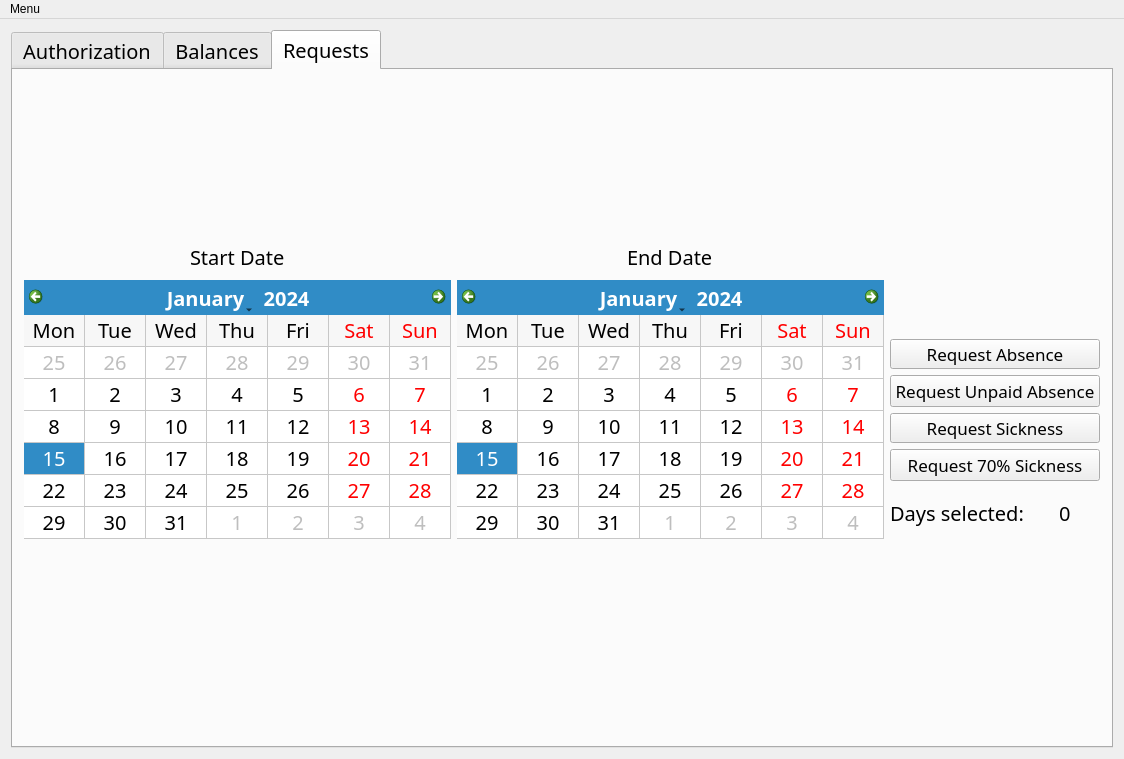
Before: the Qt Designer form Svoboda_team/mainwindow.ui in Svobodateam/svoboda_team, drawn with Qt 5.
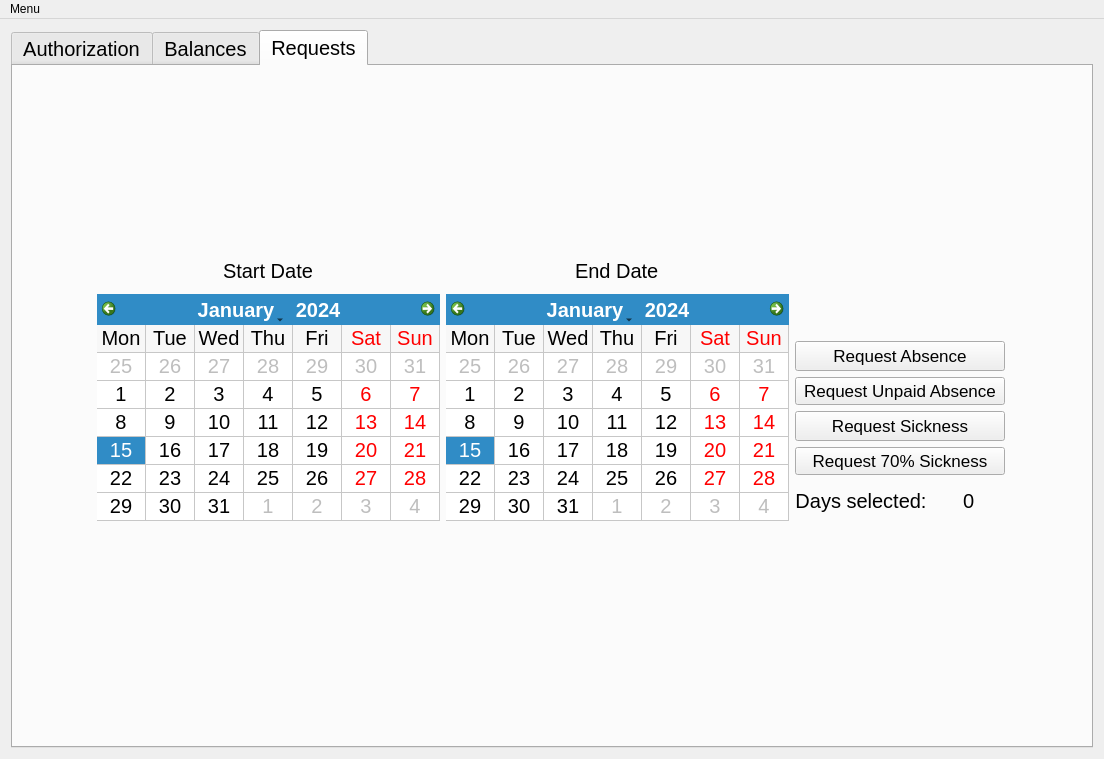
After: the same form once the commit is applied. The open tabs and pages were chosen to show the change. Icons and pictures are not drawn.

Diff of the .ui file:
```diff
--- a/Svoboda_team/mainwindow.ui
+++ b/Svoboda_team/mainwindow.ui
@@ -6,7 +6,7 @@
    <rect>
     <x>0</x>
     <y>0</y>
-    <width>948</width>
+    <width>1104</width>
     <height>759</height>
    </rect>
   </property>
@@ -29,7 +29,6 @@
       </property>
       <property name="font">
        <font>
-        <family>Yu Gothic UI Semibold</family>
         <pointsize>15</pointsize>
        </font>
       </property>
@@ -736,7 +735,6 @@
             </property>
             <property name="font">
              <font>
-              <family>Yu Gothic UI Semibold</family>
               <pointsize>15</pointsize>
              </font>
             </property>
@@ -761,7 +759,6 @@
             </property>
             <property name="font">
              <font>
-              <family>Yu Gothic UI Semibold</family>
               <pointsize>15</pointsize>
              </font>
             </property>
@@ -798,7 +795,6 @@
               </property>
               <property name="font">
                <font>
-                <family>Yu Gothic UI Semibold</family>
                 <pointsize>15</pointsize>
                </font>
               </property>
@@ -814,7 +810,6 @@
              <widget class="QLabel" name="lbl_daysSelectedCount">
               <property name="font">
                <font>
-                <family>Yu Gothic UI Semibold</family>
                 <pointsize>15</pointsize>
                </font>
               </property>
@@ -845,7 +840,6 @@
            <widget class="QPushButton" name="btn_req70PctSickness">
             <property name="font">
              <font>
-              <family>Yu Gothic UI Semibold</family>
               <pointsize>13</pointsize>
              </font>
             </property>
@@ -870,7 +864,6 @@
             </property>
             <property name="font">
              <font>
-              <family>Yu Gothic UI Semibold</family>
               <pointsize>13</pointsize>
              </font>
             </property>
@@ -883,7 +876,6 @@
            <widget class="QPushButton" name="btn_reqUnpaidAbsence">
             <property name="font">
              <font>
-              <family>Yu Gothic UI Semibold</family>
               <pointsize>13</pointsize>
              </font>
             </property>
@@ -908,7 +900,6 @@
             </property>
             <property name="font">
              <font>
-              <family>Yu Gothic UI Semibold</family>
               <pointsize>13</pointsize>
              </font>
             </property>
@@ -974,13 +965,15 @@
           </property>
           <property name="font">
            <font>
-            <family>Yu Gothic UI Semibold</family>
             <pointsize>13</pointsize>
            </font>
           </property>
           <property name="text">
            <string/>
           </property>
+          <property name="alignment">
+           <set>Qt::AlignCenter</set>
+          </property>
          </widget>
         </item>
        </layout>
@@ -994,8 +987,8 @@
     <rect>
      <x>0</x>
      <y>0</y>
-     <width>948</width>
-     <height>20</height>
+     <width>1104</width>
+     <height>22</height>
     </rect>
    </property>
    <widget class="QMenu" name="menuActions">
```
Left out of the diff: 15 changed lines with no effect on the pictures.
